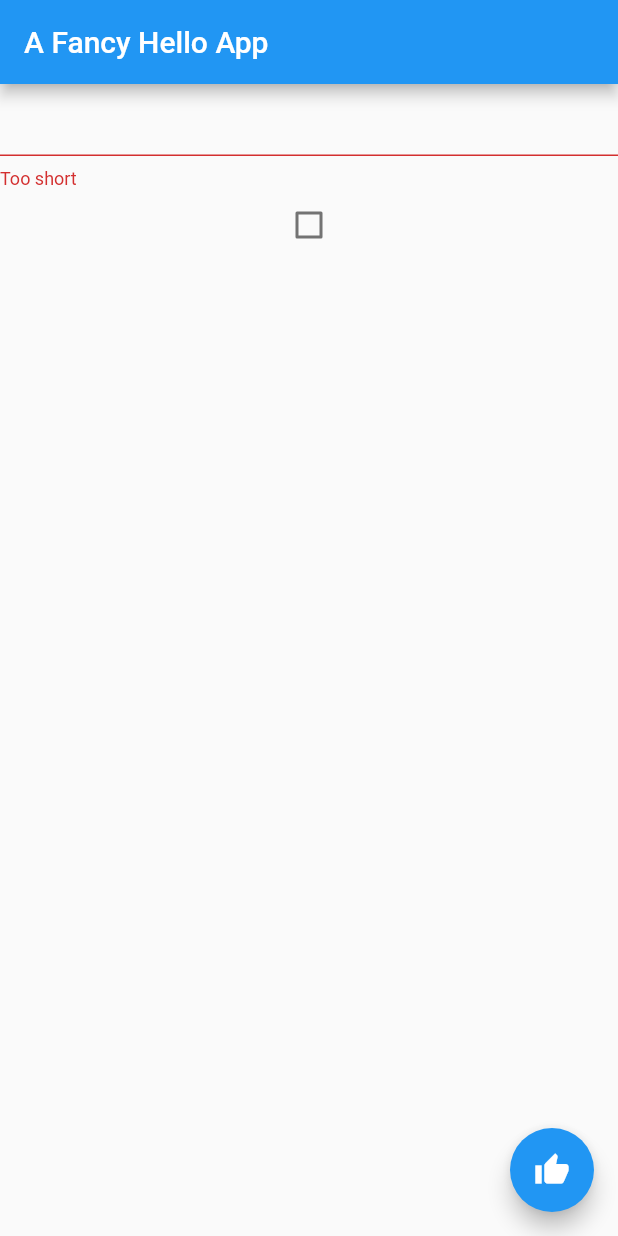
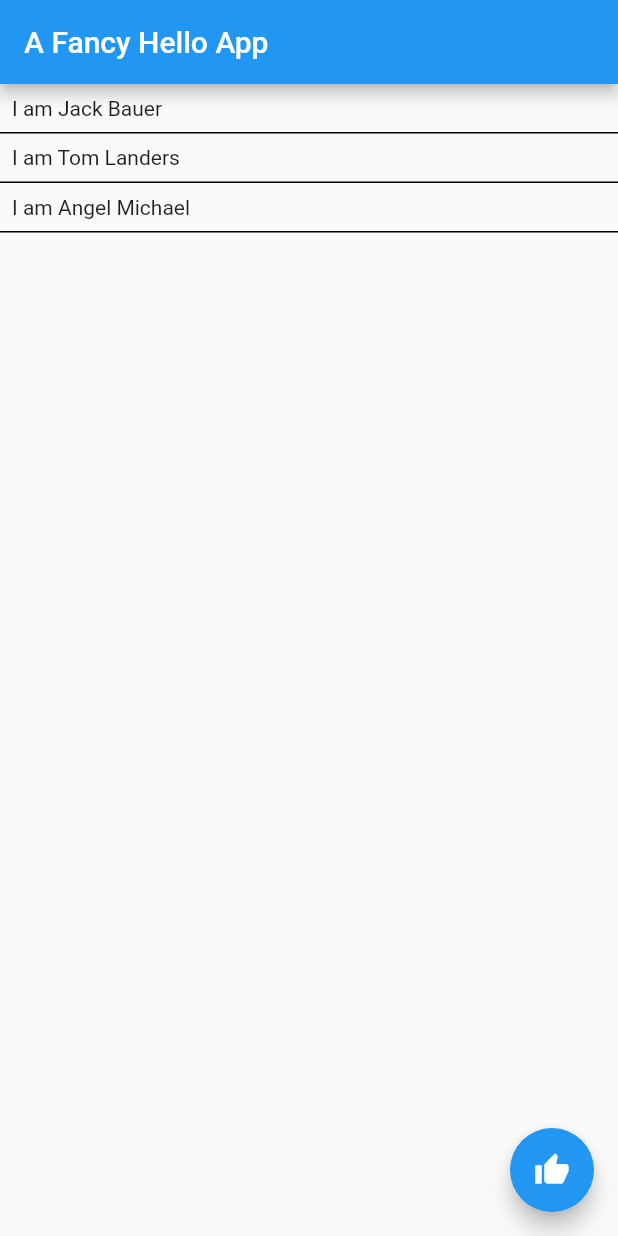
Before and after one commit to rsgilbert/Beginning-App-Development-with-Flutter, a Flutter app: the screen it shows after launch, on a phone screen of 412 x 824 dp. Run offline on Flutter 3.47's test engine with Material 2 defaults, Android fonts, the phone set to English and light mode, and no system bars.

Commit message:
Implemented friends list. Looked at gesture detector

```diff
--- /dev/null
+++ b/ch1_intro/lib/friends_list.dart
@@ -0,0 +1,45 @@
+import 'package:flutter/cupertino.dart';
+
+class FriendsList extends StatelessWidget {
+  List<Map> fetchPeople() {
+    return [
+      {"first": "Jack", "last": "Bauer"},
+      {"first": "Tom", "last": "Landers"},
+      {"first":"Angel", "last":"Michael"}
+    ];
+  }
+
+  @override
+  Widget build(BuildContext context) {
+    var _friends = fetchPeople();
+    return ListView(
+      children: _friends
+          .map((person) => GestureDetector(
+              onTap: () {
+                _friends.remove(person);
+                print("tapped");
+              },
+              child:
+                  Dismissible(
+                    key: Key(person['first']),
+                    child: Person(firstName: person['first'], lastName: person['last'])))
+          )
+          .toList(),
+    );
+  }
+}
+
+class Person extends StatelessWidget {
+  final String firstName;
+  final String lastName;
+  Person({required this.firstName, required this.lastName});
+
+  @override
+  Widget build(BuildContext context) {
+    return Container(
+      padding: const EdgeInsets.all(8),
+      decoration:const BoxDecoration(border:  Border(bottom:  BorderSide(width: 1))),
+      child: Text("I am $firstName $lastName")
+    );
+  }
+}
```
Also changed, not shown: ch1_intro/lib/main.dart (+27 -10 lines), 1 other file.
